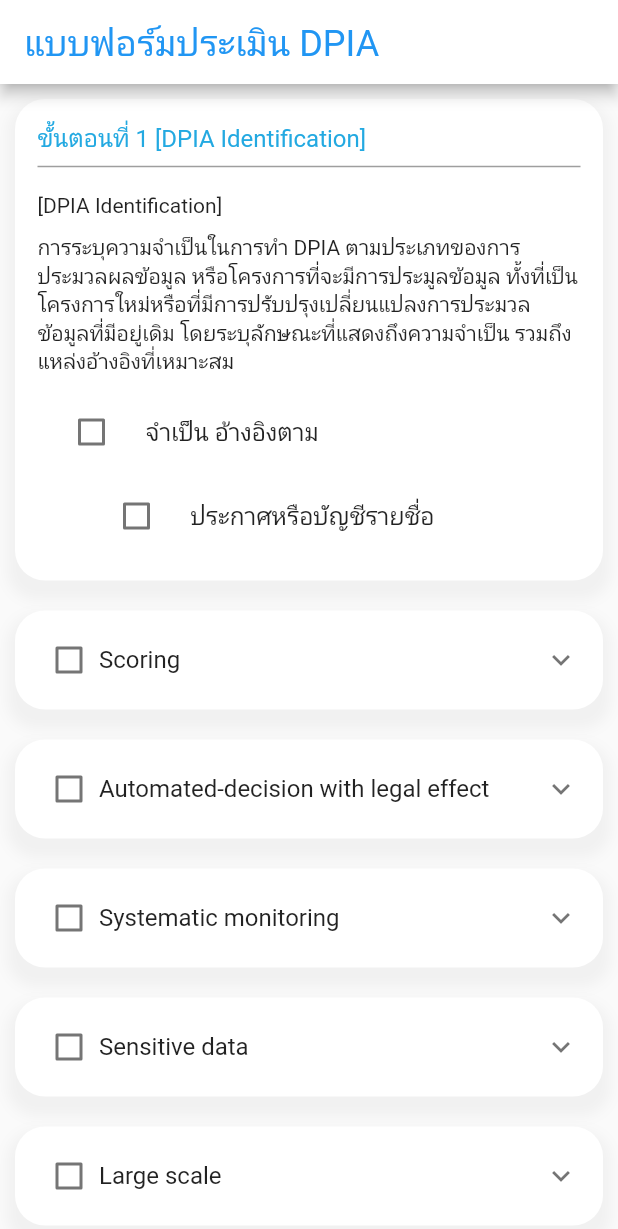
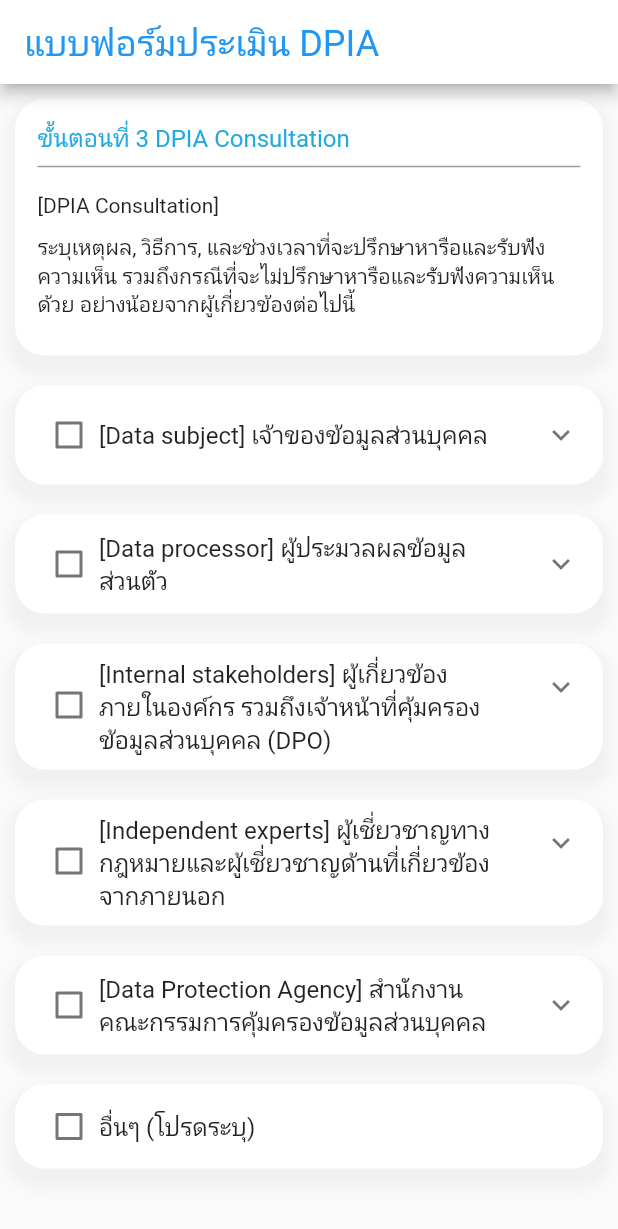
Before and after one commit to ThanaboonHongma/DPIA, a Flutter app: the screen it shows after launch, on a phone screen of 412 x 824 dp. Shown: the top 1229 px of the screen. Run offline on Flutter 3.47's test engine with Material 2 defaults, Android fonts, the light colour scheme and no system bars; our stand-ins replace google_fonts.

Commit message:
add : Consultation1

```diff
--- a/lib/main.dart
+++ b/lib/main.dart
@@ -1,3 +1,4 @@
+import 'package:dpia_project/screens/dpia-Consultation/Consultation1.dart';
 import 'package:dpia_project/screens/dpia-Identification/Identification1.dart';
 import 'package:dpia_project/screens/login/login_page.dart';
 //import 'package:dpia_project/screens/themes/dpia_lite_theme_data.dart';
@@ -15,7 +16,7 @@ class DPIA extends StatelessWidget {
     return MaterialApp(
       title: "DPIA By Wisework",
       //theme: DpiaLiteThemeData.lightThemeData,
-      home: Identification1(),
+      home: Consultation1(),
     );
   }
 }
--- /dev/null
+++ b/lib/models/consultation.dart
@@ -0,0 +1,80 @@
+//create Consultation model class with the following properties (id,title, subtitle, description, isChecked) and constructor, copyWith.
+class Consultation {
+  final int id;
+  final String title;
+  final String subtitle;
+  final String description;
+  final bool isChecked;
+
+  const Consultation({
+    required this.id,
+    required this.title,
+    required this.subtitle,
+    required this.description,
+    this.isChecked = false,
+  });
+
+  Consultation copyWith({
+    int? id,
+    String? title,
+    String? subtitle,
+    String? description,
+    bool? isChecked,
+  }) {
+    return Consultation(
+      id: id ?? this.id,
+      title: title ?? this.title,
+      subtitle: subtitle ?? this.subtitle,
+      description: description ?? this.description,
+      isChecked: isChecked ?? this.isChecked,
+    );
+  }
+}
+
+//create List of Consultation with the following data (id,title, subtitle, description, isChecked)
+const List<Consultation> defaultConsultation = [
+  Consultation(
+    id: 2,
+    title: "[Data subject] เจ้าของข้อมูลส่วนบุคคล",
+    subtitle: "[Data subject]",
+    description:
+        "โดยทั่วไปแล้วผู้ควบคุมข้อมูลควรต้องรับฟังความเห็นจากเจ้าของข้อมูลส่วน บุคคล เว้นแต่จะมีเหตุผลความจำเป็นที่ไม่สามารถดำเนินการได้ ในกรณีเช่นนั้นผู้ควบคุมข้อมูลจะต้องบันทึกการตัดสินใจพร้อมเหตุผลคำอธิบายดังกล่าวไว้ใน DPIA ตัวอย่างเช่น ผู้ควบคุมข้อมูลอาจตัดสินใจไม่รับฟังความเห็นจากเจ้า",
+    isChecked: false,
+  ),
+  Consultation(
+    id: 3,
+    title: "[Data processor] ผู้ประมวลผลข้อมูลส่วนตัว",
+    subtitle: "[Data processor]",
+    description:
+        "ในกรณีที่มีการใช้ผู้ประมวลผลข้อมูลส่วนบุคคล ผู้ควบคุมข้อมูลควรจัดทำ DPIA ประกอบกับข้อมูลที่เกี่ยวข้องของผู้ประมวลผลข้อมูล ในกรณีนี้ข้อตกลงให้ประมวลผลข้อมูล (Data Processing Agreement) ควรระบุหน้าที่ในเรื่องนี้ไว้ด้วย",
+    isChecked: false,
+  ),
+  Consultation(
+    id: 4,
+    title:
+        "[Internal stakeholders] ผู้เกี่ยวข้องภายในองค์กร รวมถึงเจ้าหน้าที่คุ้มครองข้อมูลส่วนบุคคล (DPO)",
+    subtitle: "[Internal stakeholders]",
+    description:
+        "ผู้ควบคุมข้อมูลควรรับฟังความเห็นจากผู้เกี่ยวข้องภายในองค์กร โดยเฉพาะอย่างยิ่งผู้ที่มีหน้าที่รับผิดชอบต่อมาตรการความปลอดภัยทางสารสนเทศ",
+    isChecked: false,
+  ),
+  Consultation(
+    id: 5,
+    title:
+        "[Independent experts] ผู้เชี่ยวชาญทางกฎหมายและผู้เชี่ยวชาญด้านที่เกี่ยวข้องจากภายนอก",
+    subtitle: "[Independent experts]",
+    description:
+        "ในกรณีที่สมควร ผู้ควบคุมข้อมูลควรรับฟังความเห็นจากผู้เชี่ยวชาญทางกฎหมายและผู้เชี่ยวชาญด้านที่เกี่ยวข้องจากภายนอก เช่น ผู้เชี่ยวชาญด้านสารสนเทศ, ผู้เชี่ยวชาญด้านสังคมวิทยา, ผู้เชี่ยวชาญด้านชาติพันธุ์ เป็นต้น",
+    isChecked: false,
+  ),
+  Consultation(
+    id: 6,
+    title: "[Data Protection Agency] สำนักงานคณะกรรมการคุ้มครองข้อมูลส่วนบุคคล",
+    subtitle: "[Data Protection Agency]",
+    description:
+        "ในบางกรณีผู้ควบคุมข้อมูลอาจขอความเห็นจาก สำนักงานคณะกรรมการคุ้มครองข้อมูลส่วนบุคคล",
+    isChecked: false,
+  ),
+
+
+];
--- /dev/null
+++ b/lib/screens/dpia-Consultation/consultation1.dart
@@ -0,0 +1,213 @@
+import 'package:dpia_project/models/consultation.dart';
+import 'package:flutter/material.dart';
+
+class Consultation1 extends StatefulWidget {
+  const Consultation1({super.key});
+
+  @override
+  State<Consultation1> createState() => _Consultation1State();
+}
+
+class _Consultation1State extends State<Consultation1> {
+  bool checkboxValue1 = false;
+  bool checkboxValue2 = false;
+  bool checkboxValue3 = false;
+  bool showTextField = false;
+  @override
+  Widget build(BuildContext context) {
+    return Scaffold(
+      appBar: AppBar(
+        title: Row(
+          children: [
+            Text(
+              'แบบฟอร์มประเมิน DPIA',
+              style: Theme.of(context).textTheme.headlineSmall?.copyWith(
+                    color: Theme.of(context).colorScheme.tertiary,
+                  ),
+            ),
+          ],
+        ),
+        backgroundColor: Theme.of(context).colorScheme.onPrimary,
+      ),
+      body: SingleChildScrollView(
+        child: Column(
+          children: [
+            Container(
+              decoration: BoxDecoration(
+                borderRadius: BorderRadius.circular(20),
+                color: Colors.white,
+                boxShadow: [
+                  BoxShadow(
+                    color: Colors.grey.withOpacity(0.1),
+                    spreadRadius: 5,
+                    blurRadius: 7,
+                    offset: const Offset(0, 8),
+                  ),
+                ],
+              ),
+              margin: const EdgeInsets.all(
+                10,
+              ),
+              child: Padding(
+                padding: const EdgeInsets.all(15.0),
+                child: Column(
+                  children: [
+                    Align(
+                      alignment: Alignment.topLeft,
+                      child: Text('ขั้นตอนที่ 3 DPIA Consultation',
+                          style: TextStyle(
+                              fontWeight: FontWeight.w400,
+                              color: const Color.fromRGBO(35, 169, 225, 1),
+                              fontSize: 16)),
+                    ),
+                    const Divider(
+                      thickness: 1,
+                      indent: 0,
+                      endIndent: 0,
+                      color: Colors.grey,
+                    ),
+                    SizedBox(
+                      height: 10,
+                    ),
+                    Align(
+                      alignment: Alignment.topLeft,
+                      child: Text('[DPIA Consultation]'),
+                    ),
+                    SizedBox(
+                      height: 10,
+                    ),
+                    Align(
+                      alignment: Alignment.topLeft,
+                      child: Text(
+                          'ระบุเหตุผล, วิธีการ, และช่วงเวลาที่จะปรึกษาหารือและรับฟังความเห็น รวมถึงกรณีที่จะไม่ปรึกษาหารือและรับฟังความเห็นด้วย อย่างน้อยจากผู้เกี่ยวข้องต่อไปนี้'),
+                    ),
+                    SizedBox(
+                      height: 10,
+                    ),
+                  ],
+                ),
+              ),
+            ),
+            ConsultationListview(),
+            Container(
+              decoration: BoxDecoration(
+                borderRadius: BorderRadius.circular(20),
+                color: Colors.white,
+                boxShadow: [
+                  BoxShadow(
+                    color: Colors.grey.withOpacity(0.1),
+                    spreadRadius: 5,
+                    blurRadius: 7,
+                    offset: const Offset(0, 8),
+                  ),
+                ],
+              ),
+              margin: const EdgeInsets.all(10),
+              child: Padding(
+                padding: const EdgeInsets.all(0),
+                child: Column(
+                  children: <Widget>[
+                    CheckboxListTile(
+                      controlAffinity: ListTileControlAffinity.leading,
+                      title: Transform.translate(
+                        offset: const Offset(-16, 0),
+                        child: Text("อื่นๆ (โปรดระบุ)"),
+                      ),
+                      value: showTextField,
+                      onChanged: (newValue) {
+                        setState(() {
+                          showTextField = newValue ??
+                              false; // Update the state when the checkbox changes
+                        });
+                      },
+                    ),
+                    if (showTextField)
+                      Padding(
+                        padding: const EdgeInsets.all(16.0),
+                        child: TextField(
+                          decoration: InputDecoration(hintText: "โปรดกรอก"),
+                        ),
+                      ),
+                  ],
+                ),
+              ),
+            ),
+          ],
+        ),
+      ),
+    );
+  }
+}
+
+class ConsultationListview extends StatefulWidget {
+  const ConsultationListview({super.key});
+
+  @override
+  State<ConsultationListview> createState() => _ConsultationListviewState();
+}
+
+class _ConsultationListviewState extends State<ConsultationListview> {
+  List<Consultation> consultations = defaultConsultation.map((e) => e).toList();
+
+  @override
+  Widget build(BuildContext context) {
+    return ListView.builder(
+      shrinkWrap: true,
+      physics: const NeverScrollableScrollPhysics(),
+      itemBuilder: (context, index) => Container(
+        decoration: BoxDecoration(
+          borderRadius: BorderRadius.circular(20),
+          color: Colors.white,
+          boxShadow: [
+            BoxShadow(
+              color: Colors.grey.withOpacity(0.1),
+              spreadRadius: 5,
+              blurRadius: 7,
+              offset: const Offset(0, 8),
+            ),
+          ],
+        ),
+        margin: const EdgeInsets.all(
+          10,
+        ),
+        child: ExpansionTile(
+          title: CheckboxListTile(
+            contentPadding: EdgeInsets.zero,
+            title: Transform.translate(
+              offset: const Offset(-16, 0),
+              child: Text(consultations[index].title),
+            ),
+            controlAffinity:
+                ListTileControlAffinity.leading, //  <-- leading Checkbox
+            value: consultations[index].isChecked,
+            onChanged: (bool? value) {
+              List<Consultation> temp = [
+                for (Consultation consultation in consultations)
+                  consultation == consultations[index]
+                      ? consultation.copyWith(isChecked: value)
+                      : consultation
+              ];
+              setState(() {
+                consultations = temp;
+              });
+            },
+          ),
+          children: <Widget>[
+            const Divider(
+              thickness: 1,
+              indent: 0,
+              endIndent: 0,
+              color: Colors.grey,
+            ),
+            ListTile(title: Text(consultations[index].subtitle)),
+            Padding(
+              padding: const EdgeInsets.only(bottom: 20),
+              child: ListTile(title: Text(consultations[index].description)),
+            ),
+          ],
+        ),
+      ),
+      itemCount: consultations.length,
+    );
+  }
+}
```
